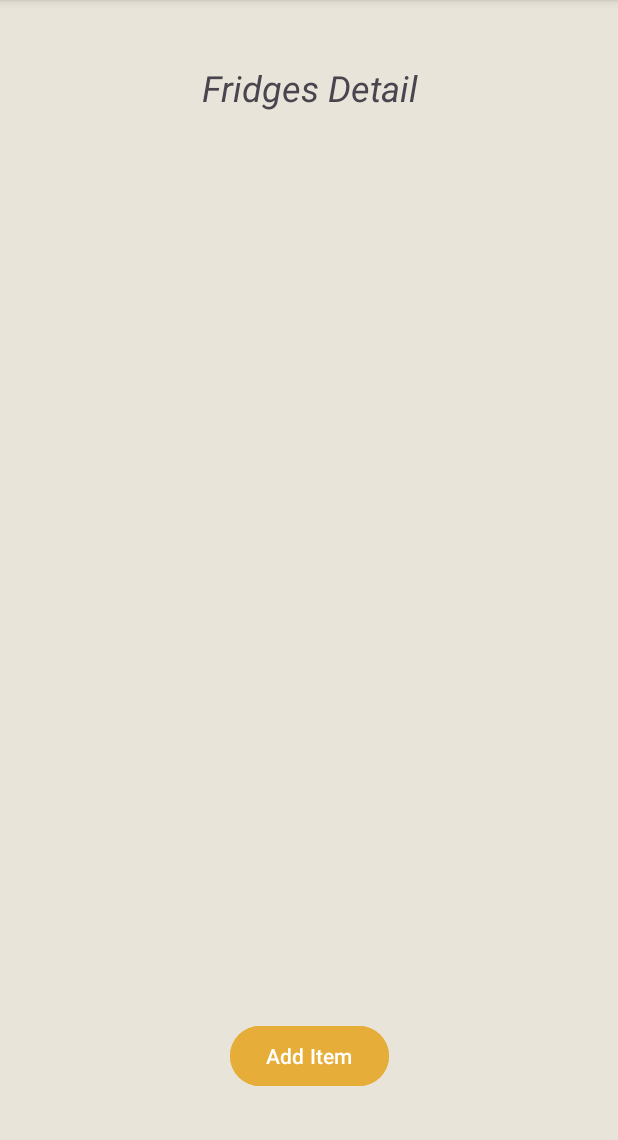
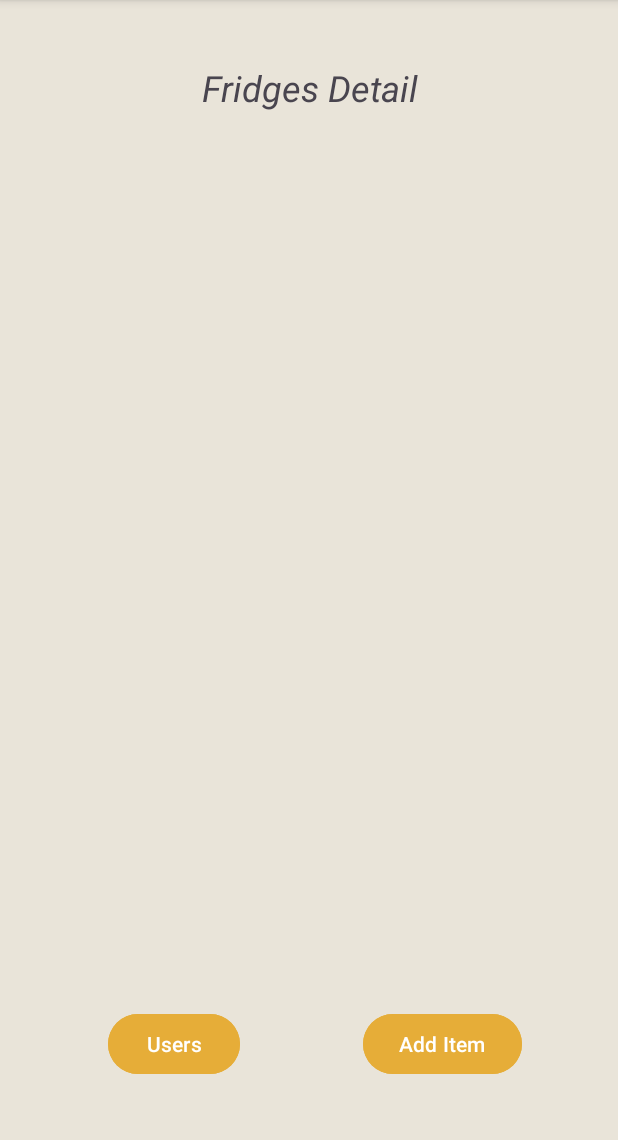
Before and after one commit to Reprodux/fridgeFriend, an Android app: the FridgeDetailActivity screen opened directly, with no data from a screen before it, on a phone screen of 412 x 824 dp, the part 96-1236 px from its top. Run offline under Robolectric (Android 15) with nearby library versions, the phone set to English and light mode, and no system bars; our stand-ins replace Firebase (no records; nobody signed in at launch, a user with empty details on screens opened directly); libraries missing offline, so code that uses them is left out: com.journeyapps.barcodescanner.

Commit message:
submittion ver 1

```diff
--- a/app/src/main/java/com/example/fridge_friend/FridgeDetailActivity.java
+++ b/app/src/main/java/com/example/fridge_friend/FridgeDetailActivity.java
@@ -27,6 +27,7 @@ import com.journeyapps.barcodescanner.ScanOptions;
 import java.util.ArrayList;
 import java.util.List;
 import java.util.Map;
+import java.util.Set;
 
 /**
  * The type Fridge detail activity.
@@ -36,6 +37,7 @@ public class FridgeDetailActivity extends AppToolbar implements FridgeItemsAdapt
     private RecyclerView recyclerView;
     private FridgeItemsAdapter adapter;
     private List<Item> items;
+    private List<String> ids;
     private String fridgeId;
 
 
@@ -43,11 +45,20 @@ public class FridgeDetailActivity extends AppToolbar implements FridgeItemsAdapt
     protected void onCreate(Bundle savedInstanceState) {
         super.onCreate(savedInstanceState);
         setContentView(R.layout.activity_fridge_detail);
+        items = new ArrayList<>();
+
+
+    }
+
+    @Override
+    public void onResume(){
+
+        super.onResume();
 
         //setting up recycle view and adapter
         recyclerView = findViewById(R.id.recyclerViewFridgeItems);
         recyclerView.setLayoutManager(new LinearLayoutManager(this));
-
+        ids = new ArrayList<>();
         items = new ArrayList<>();
         adapter = new FridgeItemsAdapter(this, items);
         adapter.setClickListener(this);
@@ -67,12 +78,18 @@ public class FridgeDetailActivity extends AppToolbar implements FridgeItemsAdapt
         }
 
         Button buttonAddItem = findViewById(R.id.buttonAddItem);
-
+        Button buttonUsers = findViewById(R.id.userListBtn);
         buttonAddItem.setOnClickListener(v -> {
 
             Intent addItemIntent = new Intent(FridgeDetailActivity.this, ItemAdditionActivity.class);
-            addItemIntent.putExtra("EXTRA_FRIDGE_ID", fridgeId);
             startActivityForResult(addItemIntent, 1);
+        });
+
+        buttonUsers.setOnClickListener(v -> {
+
+            Intent usersIntent = new Intent(FridgeDetailActivity.this, FridgeUserListActivity.class);
+            usersIntent.putExtra("fridgeName", fridgeId);
+            startActivityForResult(usersIntent, 1);
         });
     }
     private void loadFridgeItems(String fridgeId) {
@@ -86,6 +103,10 @@ public class FridgeDetailActivity extends AppToolbar implements FridgeItemsAdapt
                 items.clear();
                 if (result != null) {
                     items.addAll(result.values());
+                    for (String key : result.keySet()){
+                        ids.add(key);
+                    }
+
                 } else {
                     // Handle the case where result is null, maybe show a message
                     Log.d("FridgeDetailActivity", "No items found for this fridge.");
@@ -123,8 +144,8 @@ public class FridgeDetailActivity extends AppToolbar implements FridgeItemsAdapt
 
         // Getting the fridge name from the intent
         fridgeId = data.getStringExtra("EXTRA_FRIDGE_NAME");
-        Log.i(TAG, "onaactivytResult lanuched");
-        Log.i(TAG, fridgeId);
+
+        //Log.i(TAG, fridgeId);
 
 
         if (fridgeId != null) {
@@ -137,11 +158,18 @@ public class FridgeDetailActivity extends AppToolbar implements FridgeItemsAdapt
         }
 
         Button buttonAddItem = findViewById(R.id.buttonAddItem);
-
+        Button buttonUsers = findViewById(R.id.userListBtn);
         buttonAddItem.setOnClickListener(v -> {
 
             Intent addItemIntent = new Intent(FridgeDetailActivity.this, ItemAdditionActivity.class);
             startActivityForResult(addItemIntent, 1);
+        });
+
+        buttonUsers.setOnClickListener(v -> {
+
+            Intent usersIntent = new Intent(FridgeDetailActivity.this, FridgeUserListActivity.class);
+            usersIntent.putExtra("fridgeName", fridgeId);
+            startActivityForResult(usersIntent, 1);
         });
 
     }
@@ -156,10 +184,12 @@ public class FridgeDetailActivity extends AppToolbar implements FridgeItemsAdapt
         Intent addItemIntent = new Intent(this, ItemDetailActivity.class);
 
 
+
         addItemIntent.putExtra("EXTRA_ITEM_NAME", selectedItem.getName());
         addItemIntent.putExtra("OWNER", selectedItem.getOwner());
         addItemIntent.putExtra("EXPIRATION", selectedItem.getExpiry());
         addItemIntent.putExtra("QUANTITY", selectedItem.getAmount());
+        addItemIntent.putExtra("ID", ids.get(position));
         //addItemIntent.putExtra("ITEM_ID", selectedItem.getId());
         // Pass the fridge ID to the ItemAdditionActivity
         addItemIntent.putExtra("EXTRA_FRIDGE_NAME", fridgeId); // Make sure fridgeId is the ID of the current fridge
--- a/app/src/main/java/com/example/fridge_friend/ItemAdditionActivity.java
+++ b/app/src/main/java/com/example/fridge_friend/ItemAdditionActivity.java
@@ -73,7 +73,7 @@ public class ItemAdditionActivity extends AppToolbar {
 
         //Implementing the logic to save the item to the database
         // Create a new Item object
-        Item newItem = new Item(itemName, itemQuantity, expiryDate);
+        Item newItem = new Item(itemName, itemQuantity, expiryDate, owner);
         // Get the fridge ID from the intent or from a selected item in the previous activity
         String fridgeId = getIntent().getStringExtra("EXTRA_FRIDGE_ID");
         if(fridgeId == null || fridgeId.isEmpty()) {
--- a/app/src/main/java/com/example/fridge_friend/ShoppingItemViewActivity.java
+++ b/app/src/main/java/com/example/fridge_friend/ShoppingItemViewActivity.java
@@ -362,6 +362,10 @@ public class ShoppingItemViewActivity extends AppToolbar implements barcode_data
 
     public boolean isValidDate(String date) {
         //date is of format DD/MM/YYYY
+        if (date.matches("")){
+            date_str = "N/A";
+            return true;
+        }
         SimpleDateFormat format = new SimpleDateFormat("dd/MM/yyyy");
         format.setLenient(false);
         try {
--- a/app/src/main/res/layout/activity_fridge_detail.xml
+++ b/app/src/main/res/layout/activity_fridge_detail.xml
@@ -13,37 +13,57 @@
         android:id="@+id/textViewFridgeDetailHeading"
         android:layout_width="match_parent"
         android:layout_height="wrap_content"
+        android:layout_marginTop="10dp"
+        android:gravity="center"
+        android:padding="16dp"
         android:text="@string/heading_fridge_detail"
-        android:gravity="center"
         android:textSize="24sp"
         android:textStyle="italic"
-        android:padding="16dp"
-        android:layout_marginTop="10dp"
-        app:layout_constraintTop_toTopOf="parent"
+        app:layout_constraintEnd_toEndOf="parent"
         app:layout_constraintStart_toStartOf="parent"
-        app:layout_constraintEnd_toEndOf="parent" />
+        app:layout_constraintTop_toTopOf="parent" />
 
     <!-- List of Items in the Fridge RecyclerView -->
+
+    <!-- Add Item Button -->
+
     <androidx.recyclerview.widget.RecyclerView
         android:id="@+id/recyclerViewFridgeItems"
         android:layout_width="0dp"
         android:layout_height="0dp"
+        app:layout_constraintBottom_toBottomOf="parent"
+        app:layout_constraintEnd_toEndOf="parent"
+        app:layout_constraintHorizontal_bias="0.875"
+        app:layout_constraintStart_toStartOf="parent"
         app:layout_constraintTop_toBottomOf="@id/textViewFridgeDetailHeading"
-        app:layout_constraintBottom_toBottomOf="parent"
-        app:layout_constraintStart_toStartOf="parent"
-        app:layout_constraintEnd_toEndOf="parent"
+        app:layout_constraintVertical_bias="0.0"
         tools:listitem="@layout/item_fridge_detail" />
 
-    <!-- Add Item Button -->
     <Button
         android:id="@+id/buttonAddItem"
         android:layout_width="wrap_content"
         android:layout_height="wrap_content"
+        android:layout_marginBottom="24dp"
+        android:backgroundTint="@color/off_yellow"
         android:text="@string/add_item"
-        android:layout_marginBottom="16dp"
         app:layout_constraintBottom_toBottomOf="parent"
+        app:layout_constraintEnd_toEndOf="parent"
+        app:layout_constraintHorizontal_bias="0.826"
+        app:layout_constraintStart_toStartOf="parent" />
+
+    <Button
+        android:id="@+id/userListBtn"
+        android:layout_width="wrap_content"
+        android:layout_height="wrap_content"
+        android:layout_marginStart="56dp"
+        android:layout_marginBottom="28dp"
+        android:backgroundTint="@color/off_yellow"
+        android:text="@string/Users"
+        app:layout_constraintBottom_toBottomOf="@+id/buttonAddItem"
+        app:layout_constraintEnd_toEndOf="parent"
+        app:layout_constraintHorizontal_bias="0.0"
         app:layout_constraintStart_toStartOf="parent"
-        app:layout_constraintEnd_toEndOf="parent"
-        android:backgroundTint="@color/off_yellow"/>
+        app:layout_constraintTop_toTopOf="@+id/buttonAddItem"
+        app:layout_constraintVertical_bias="0.0" />
 
 </androidx.constraintlayout.widget.ConstraintLayout>
--- a/app/src/main/res/values/strings.xml
+++ b/app/src/main/res/values/strings.xml
@@ -130,5 +130,6 @@
     <string name="ok">Ok</string>
     <string name="fill_in_all_fields">Please fill in all fields</string>
     <string name="item_saved">Item saved</string>
+    <string name="Users">Users</string>
 
 </resources>
```
Also changed, not shown: app/src/main/java/com/example/fridge_friend/ItemDetailActivity.java (+31 -2 lines).
